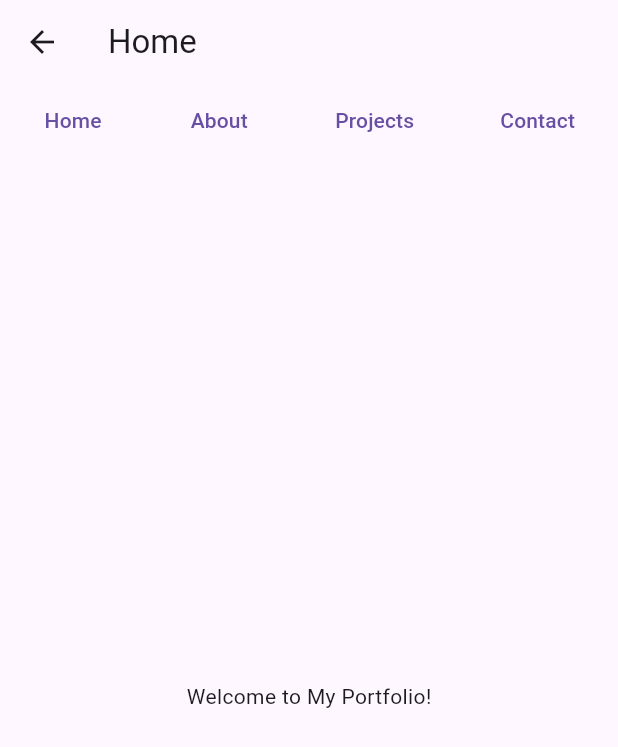
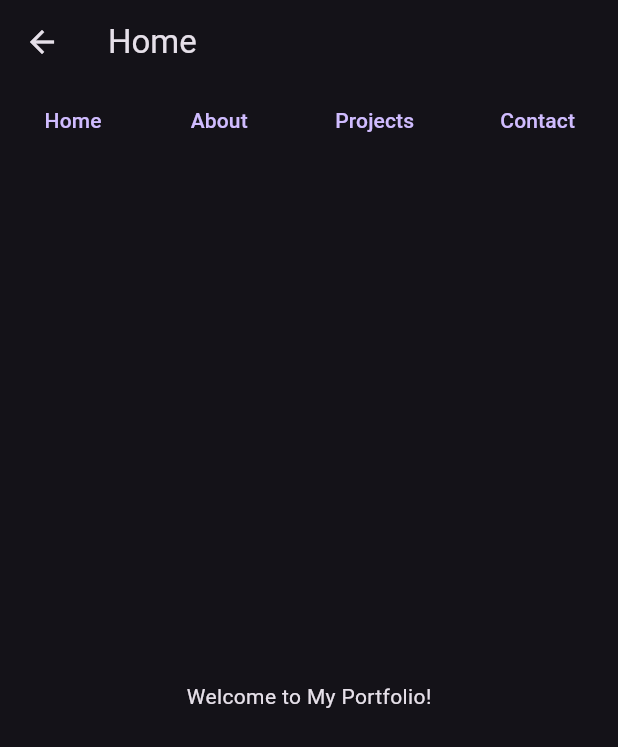
Before and after one commit to takuowake/my-portfolio, a Flutter app: the screen it shows after launch, after a tap on "Home", on a phone screen of 412 x 824 dp. Shown: the top 747 px of the screen. Run offline on Flutter 3.47's test engine with Material 3 defaults, Android fonts, the phone set to English and light mode, and no system bars; missing offline and left inert: dart:js.

Commit message:
main.dartを定義

```diff
--- a/lib/main.dart
+++ b/lib/main.dart
@@ -1,33 +1,21 @@
 import 'package:flutter/material.dart';
 import 'package:my_portfolio/pages/home_page.dart';
-import 'package:my_portfolio/pages/about_page.dart';
-import 'package:my_portfolio/pages/projects_page.dart';
-import 'package:my_portfolio/pages/contact_page.dart';
+import 'package:my_portfolio/styles/theme.dart';
 
 void main() {
-  runApp(const MyPortfolioApp());
+  runApp(const MyApp());
 }
 
-class MyPortfolioApp extends StatelessWidget {
-  const MyPortfolioApp({super.key});
+class MyApp extends StatelessWidget {
+  const MyApp({super.key});
 
   @override
   Widget build(BuildContext context) {
     return MaterialApp(
-      title: 'My Portfolio',
-      theme: ThemeData(
-        primaryColor: Colors.black,
-        textTheme: TextTheme(
-          displayLarge: const TextStyle(fontSize: 36, fontWeight: FontWeight.bold, color: Colors.black),
-          bodyLarge: TextStyle(fontSize: 18, color: Colors.grey[800]),
-        ),
-      ),
+      debugShowCheckedModeBanner: false,
+      theme: kCustomTheme,
+      title: 'Shohruh AK',
       home: const HomePage(),
-      routes: {
-        '/about': (context) => const AboutPage(),
-        '/projects': (context) => const ProjectsPage(),
-        '/contact': (context) => ContactPage(),
-      },
     );
   }
 }
```
